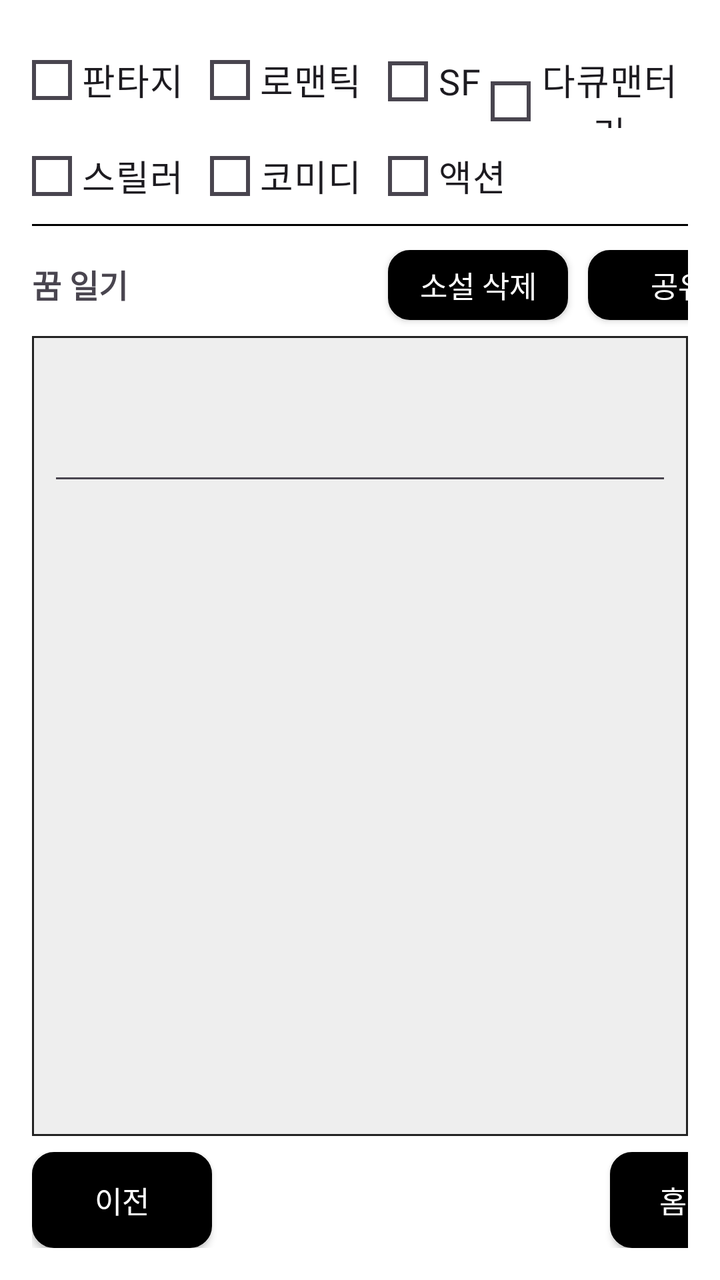
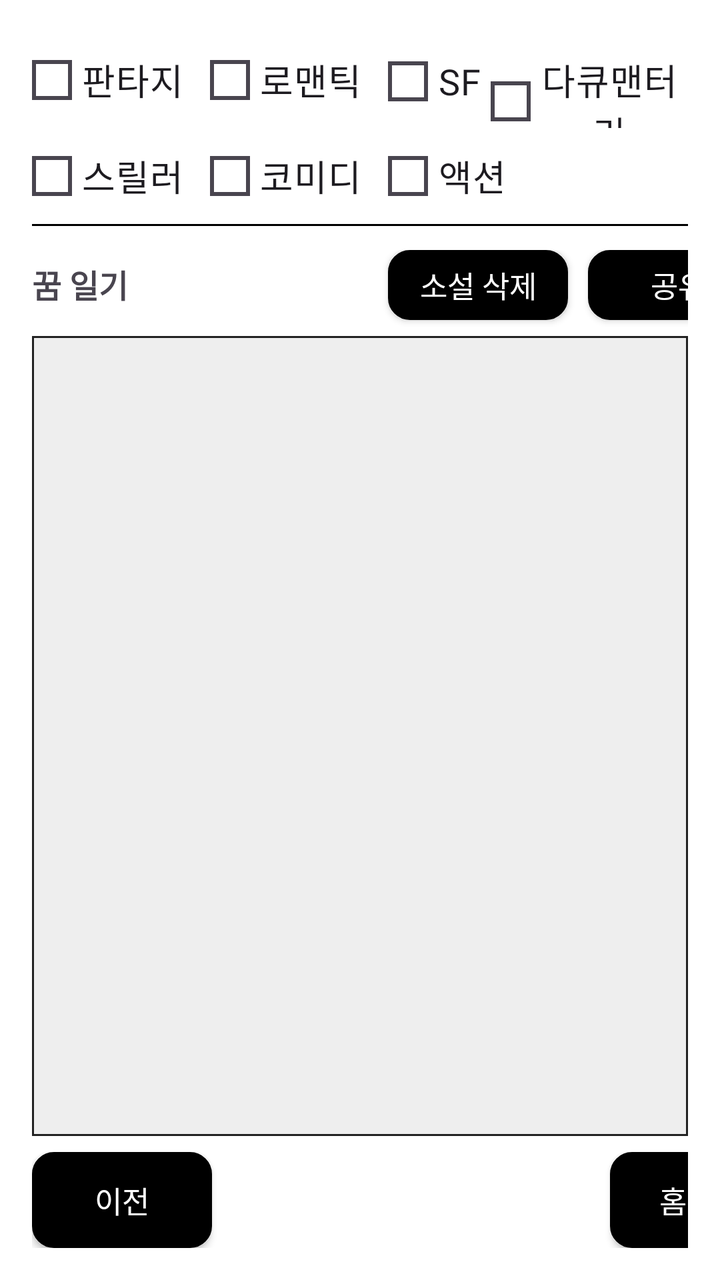

Two renders of the same Android screen: before a commit and after it. Below are the layout's source before the change and the commit's diff.
<!-- AndroidManifest.xml: application theme Theme.Material3.DayNight.NoActionBar -->
<!-- res/layout/final_novel.xml -->
<?xml version="1.0" encoding="utf-8"?>
<LinearLayout xmlns:android="http://schemas.android.com/apk/res/android"
    android:layout_width="match_parent"
    android:layout_height="match_parent"
    android:orientation="vertical"
    android:padding="16dp"
    android:background="#FFFFFF">

    <RadioGroup
        android:id="@+id/rgEnding"
        android:layout_width="wrap_content"
        android:layout_height="wrap_content"
        android:orientation="vertical"
        android:layout_marginBottom="12dp">

        <LinearLayout
            android:layout_width="wrap_content"
            android:layout_height="48dp"
            android:orientation="horizontal">

            <RadioButton
                android:id="@+id/rbEndingOpen"
                android:layout_width="wrap_content"
                android:layout_height="wrap_content"
                android:layout_marginEnd="8dp"
                android:text="@string/nov_1"
                android:textSize="18sp"
                android:paddingStart="5dp"
                android:paddingEnd="5dp"
                android:fontFamily="@font/spoqahansansneo_bold"
                android:button="@drawable/custom_radio_selector"
                android:gravity="center" />

            <RadioButton
                android:id="@+id/rbEndingHappy"
                android:layout_width="wrap_content"
                android:layout_height="wrap_content"
                android:layout_marginEnd="8dp"
                android:text="@string/nov_2"
                android:textSize="18sp"
                android:paddingStart="5dp"
                android:paddingEnd="5dp"
                android:button="@drawable/custom_radio_selector"
                android:fontFamily="@font/spoqahansansneo_bold"
                android:gravity="center"/>

            <RadioButton
                android:id="@+id/rbEndingTwist2"
                android:layout_width="wrap_content"
                android:layout_height="wrap_content"
                android:button="@drawable/custom_radio_selector"
                android:fontFamily="@font/spoqahansansneo_bold"
                android:gravity="center"
                android:paddingStart="5dp"
                android:paddingEnd="5dp"
                android:text="@string/nov_3"
                android:textSize="18sp" />

            <RadioButton
                android:id="@+id/rbEndingTwist3"
                android:layout_width="wrap_content"
                android:layout_height="wrap_content"
                android:button="@drawable/custom_radio_selector"
                android:fontFamily="@font/spoqahansansneo_bold"
                android:gravity="center"
                android:paddingStart="5dp"
                android:paddingEnd="5dp"
                android:text="@string/nov_4"
                android:textSize="18sp" />

        </LinearLayout>

        <LinearLayout
            android:layout_width="370dp"
            android:layout_height="48dp"
            android:orientation="horizontal">

            <RadioButton
                android:id="@+id/rbEndingTwist"
                android:layout_width="wrap_content"
                android:layout_height="wrap_content"
                android:text="@string/nov_5"
                android:textSize="18sp"
                android:paddingStart="5dp"
                android:paddingEnd="5dp"
                android:button="@drawable/custom_radio_selector"
                android:layout_marginEnd="8dp"
                android:fontFamily="@font/spoqahansansneo_bold"
                android:gravity="center"/>

            <RadioButton
                android:id="@+id/rbEndingGrowth"
                android:layout_width="wrap_content"
                android:layout_height="wrap_content"
                android:text="@string/nov_6"
                android:textSize="18sp"
                android:paddingStart="5dp"
                android:paddingEnd="5dp"
                android:button="@drawable/custom_radio_selector"
                android:layout_marginEnd="8dp"
                android:fontFamily="@font/spoqahansansneo_bold"
                android:gravity="center"/>

            <RadioButton
                android:id="@+id/rbEndingSad"
                android:layout_width="wrap_content"
                android:layout_height="wrap_content"
                android:text="@string/nov_7"
                android:textSize="18sp"
                android:paddingStart="5dp"
                android:paddingEnd="5dp"
                android:button="@drawable/custom_radio_selector"
                android:fontFamily="@font/spoqahansansneo_bold"
                android:gravity="center"/>
        </LinearLayout>

        <View
            android:layout_width="match_parent"
            android:layout_height="1dp"
            android:background="#000000" />
    </RadioGroup>

    

    <LinearLayout
        android:layout_width="match_parent"
        android:layout_height="wrap_content"
        android:orientation="horizontal">

        
        <TextView
            android:id="@+id/tvDreamTitle"
            android:layout_width="wrap_content"
            android:layout_height="wrap_content"
            android:text="@string/button_label_10"
            android:layout_marginEnd="130dp"
            android:textSize="16sp"
            android:textStyle="bold"
            android:layout_marginBottom="4dp"/>


        <androidx.appcompat.widget.AppCompatButton
            android:id="@+id/btnDeleteNovel"
            android:layout_width="90dp"
            android:layout_height="35dp"
            android:layout_marginEnd="10dp"
            android:background="@drawable/rounded_login"
            android:fontFamily="@font/spoqahansansneo_bold"
            android:text="@string/button_novel_delete"
            android:textColor="@android:color/white"
            android:textSize="15sp"
            android:layout_marginBottom="8dp"/>

        <androidx.appcompat.widget.AppCompatButton
            android:id="@+id/btnSharing"
            android:layout_width="90dp"
            android:layout_height="35dp"
            android:background="@drawable/rounded_login"
            android:fontFamily="@font/spoqahansansneo_bold"
            android:text="@string/button_sharing"
            android:textColor="@android:color/white"
            android:textSize="15sp" />

    </LinearLayout>

    
    <ScrollView
        android:layout_width="match_parent"
        android:layout_height="0dp"
        android:layout_weight="1"
        android:background="@drawable/box_border"
        android:overScrollMode="always"
        android:padding="8dp">

        <LinearLayout
            android:layout_width="match_parent"
            android:layout_height="wrap_content"
            android:orientation="vertical">

            <EditText
                android:id="@+id/tvDreamAnalysis"
                android:layout_width="match_parent"
                android:layout_height="match_parent"
                android:hint="@string/h_null"
                android:minLines="3"
                android:padding="8dp"
                android:textSize="15sp" />
        </LinearLayout>
    </ScrollView>

    
    <LinearLayout
        android:layout_width="match_parent"
        android:layout_height="wrap_content"
        android:orientation="horizontal"
        android:layout_marginTop="8dp">

        <androidx.appcompat.widget.AppCompatButton
            android:id="@+id/btnBack"
            android:layout_width="90dp"
            android:layout_height="48dp"
            android:layout_marginEnd="199dp"
            android:background="@drawable/rounded_login"
            android:fontFamily="@font/spoqahansansneo_bold"
            android:text="@string/button_back"
            android:textColor="@android:color/white"
            android:textSize="15sp" />

        <androidx.appcompat.widget.AppCompatButton
            android:id="@+id/btnHome"
            android:layout_width="90dp"
            android:layout_height="48dp"
            android:background="@drawable/rounded_login"
            android:fontFamily="@font/spoqahansansneo_bold"
            android:text="@string/button_home"
            android:textColor="@android:color/white"
            android:textSize="15sp" />
    </LinearLayout>

</LinearLayout>
<!-- resources referenced by this layout -->
<resources>
  <!-- drawable box_border (drawable) -->
  <?xml version="1.0" encoding="utf-8"?>
  <shape xmlns:android="http://schemas.android.com/apk/res/android"
      android:shape="rectangle">
      <solid android:color="#EEEEEE"/> 
      <stroke android:width="1dp" android:color="#222222"/> 
      
  </shape>
  <!-- drawable custom_radio_selector (drawable) -->
  <?xml version="1.0" encoding="utf-8"?>
  <selector xmlns:android="http://schemas.android.com/apk/res/android">
      <item android:state_checked="true" android:drawable="@drawable/radio_checked" />
      <item android:drawable="@drawable/radio_unchecked" />
  </selector>
  <!-- drawable rounded_login (drawable) -->
  <?xml version="1.0" encoding="utf-8"?>
  <shape xmlns:android="http://schemas.android.com/apk/res/android">
      <solid android:color="#000000"/> 
      <corners android:radius="10dp"/> 
      <stroke android:color="#000000" android:width="2dp"/> 
  </shape>
  <string name="button_back">이전</string>
  <string name="button_home">홈으로</string>
  <string name="button_label_10">"꿈 일기"</string>
  <string name="button_novel_delete">소설 삭제</string>
  <string name="button_sharing">공유</string>
  <string name="h_null">""</string>
  <string name="nov_1">"판타지"</string>
  <string name="nov_2">"로맨틱"</string>
  <string name="nov_3">"SF"</string>
  <string name="nov_4">"다큐맨터리"</string>
  <string name="nov_5">"스릴러"</string>
  <string name="nov_6">"코미디"</string>
  <string name="nov_7">"액션"</string>
  <!-- drawable radio_checked (drawable) -->
  <?xml version="1.0" encoding="utf-8"?>
  <vector xmlns:android="http://schemas.android.com/apk/res/android"
      android:width="20dp"
      android:height="20dp"
      android:viewportWidth="24"
      android:viewportHeight="24">
      <path
          android:fillColor="#000000"
          android:pathData="M9,16.17L4.83,12l-1.42,1.41L9,19 21,7l-1.41,-1.41z"/>
  </vector>
  <!-- drawable radio_unchecked (drawable) -->
  <?xml version="1.0" encoding="utf-8"?>
  <shape xmlns:android="http://schemas.android.com/apk/res/android"
      android:shape="rectangle">
      <solid android:color="@android:color/transparent" />
      <stroke
          android:width="2dp"
          android:color="#CCCCCC" />
      <corners android:radius="0dp" />
      <size
          android:width="20dp"
          android:height="20dp" />
  </shape>
</resources>

<!-- the commit's change to res/layout/final_novel.xml (unified diff, before → after) -->
@@ -177,7 +177,7 @@
             android:layout_height="wrap_content"
             android:orientation="vertical">
 
-            <EditText
+            <TextView
                 android:id="@+id/tvDreamAnalysis"
                 android:layout_width="match_parent"
                 android:layout_height="match_parent"
